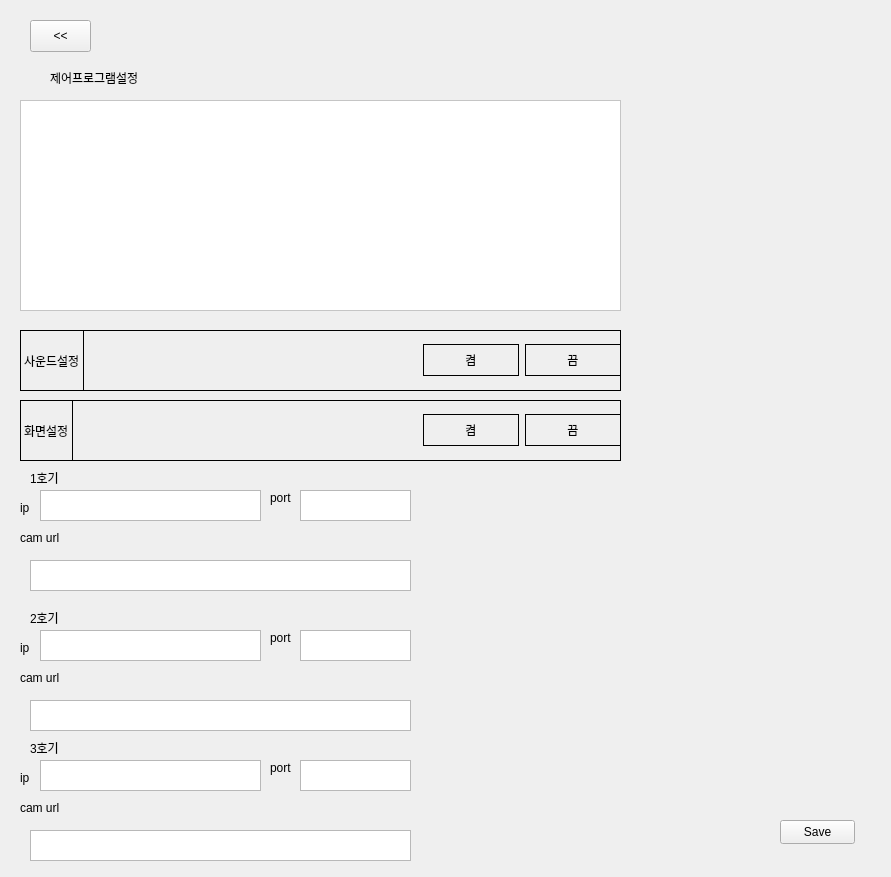
Old version of the form UITool/UI/setupForm.ui in the repository gearssoft/nagibot.
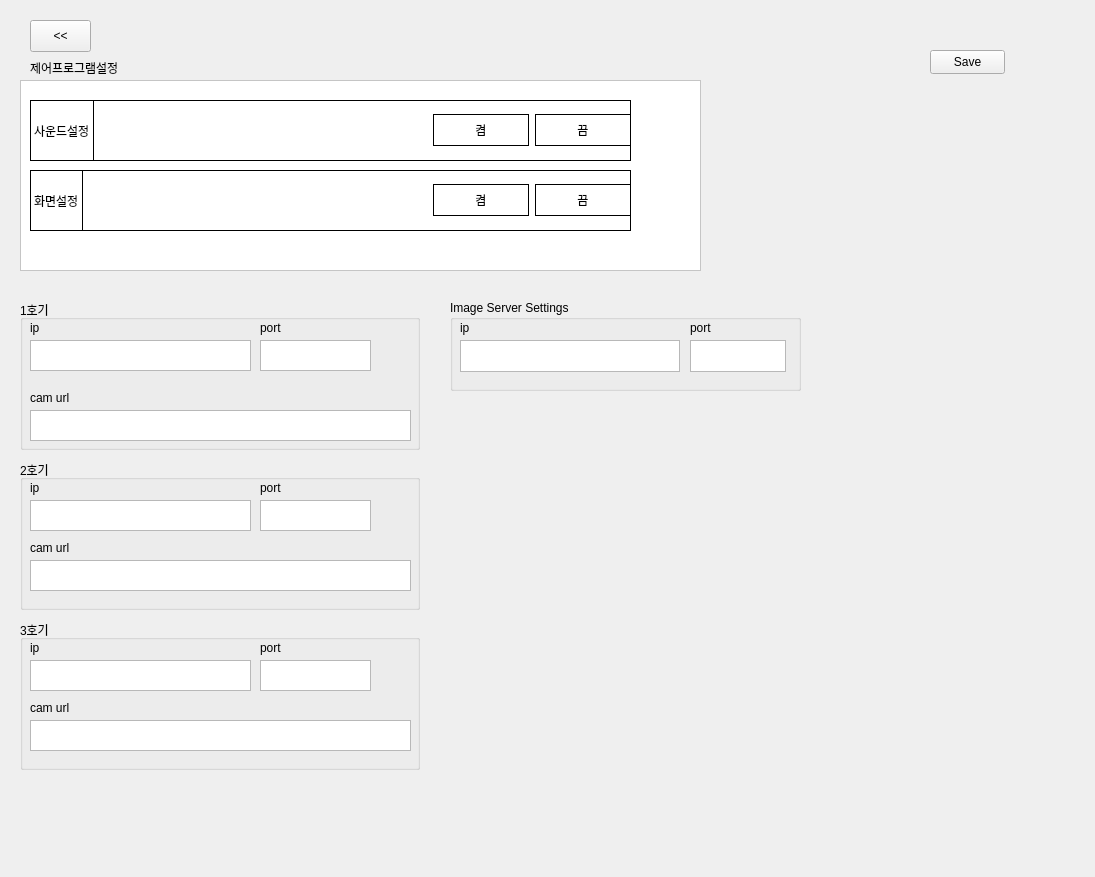
New version of the form.

```diff
--- a/UITool/UI/setupForm.ui
+++ b/UITool/UI/setupForm.ui
@@ -6,7 +6,7 @@
    <rect>
     <x>0</x>
     <y>0</y>
-    <width>891</width>
+    <width>1095</width>
     <height>877</height>
    </rect>
   </property>
@@ -16,8 +16,8 @@
   <widget class="QLabel" name="label">
    <property name="geometry">
     <rect>
-     <x>50</x>
-     <y>70</y>
+     <x>30</x>
+     <y>60</y>
      <width>111</width>
      <height>16</height>
     </rect>
@@ -30,9 +30,9 @@
    <property name="geometry">
     <rect>
      <x>20</x>
-     <y>100</y>
-     <width>601</width>
-     <height>211</height>
+     <y>80</y>
+     <width>681</width>
+     <height>191</height>
     </rect>
    </property>
    <property name="styleSheet">
@@ -44,74 +44,11 @@
    <property name="frameShadow">
     <enum>QFrame::Shadow::Raised</enum>
    </property>
-  </widget>
-  <widget class="QWidget" name="widgetSoundSetting" native="true">
-   <property name="geometry">
-    <rect>
-     <x>20</x>
-     <y>330</y>
-     <width>601</width>
-     <height>61</height>
-    </rect>
-   </property>
-   <property name="styleSheet">
-    <string notr="true">border : 1px solid black;
-</string>
-   </property>
-   <layout class="QHBoxLayout" name="horizontalLayout">
-    <item>
-     <widget class="QLabel" name="soundconfiglabel">
-      <property name="text">
-       <string>사운드설정</string>
-      </property>
-     </widget>
-    </item>
-    <item>
-     <spacer name="horizontalSpacer">
-      <property name="orientation">
-       <enum>Qt::Orientation::Horizontal</enum>
-      </property>
-      <property name="sizeHint" stdset="0">
-       <size>
-        <width>40</width>
-        <height>20</height>
-       </size>
-      </property>
-     </spacer>
-    </item>
-    <item>
-     <widget class="QPushButton" name="btnSoundOn">
-      <property name="minimumSize">
-       <size>
-        <width>96</width>
-        <height>32</height>
-       </size>
-      </property>
-      <property name="text">
-       <string>켬</string>
-      </property>
-     </widget>
-    </item>
-    <item>
-     <widget class="QPushButton" name="btnSoundOff">
-      <property name="minimumSize">
-       <size>
-        <width>96</width>
-        <height>32</height>
-       </size>
-      </property>
-      <property name="text">
-       <string>끔</string>
-      </property>
-     </widget>
-    </item>
-   </layout>
-  </widget>
   <widget class="QWidget" name="widgetScreenSetting" native="true">
    <property name="geometry">
     <rect>
-     <x>20</x>
-     <y>400</y>
+      <x>10</x>
+      <y>90</y>
      <width>601</width>
      <height>61</height>
     </rect>
@@ -169,6 +106,69 @@
     </item>
    </layout>
   </widget>
+   <widget class="QWidget" name="widgetSoundSetting" native="true">
+    <property name="geometry">
+     <rect>
+      <x>10</x>
+      <y>20</y>
+      <width>601</width>
+      <height>61</height>
+     </rect>
+    </property>
+    <property name="styleSheet">
+     <string notr="true">border : 1px solid black;
+</string>
+    </property>
+    <layout class="QHBoxLayout" name="horizontalLayout">
+     <item>
+      <widget class="QLabel" name="soundconfiglabel">
+       <property name="text">
+        <string>사운드설정</string>
+       </property>
+      </widget>
+     </item>
+     <item>
+      <spacer name="horizontalSpacer">
+       <property name="orientation">
+        <enum>Qt::Orientation::Horizontal</enum>
+       </property>
+       <property name="sizeHint" stdset="0">
+        <size>
+         <width>40</width>
+         <height>20</height>
+        </size>
+       </property>
+      </spacer>
+     </item>
+     <item>
+      <widget class="QPushButton" name="btnSoundOn">
+       <property name="minimumSize">
+        <size>
+         <width>96</width>
+         <height>32</height>
+        </size>
+       </property>
+       <property name="text">
+        <string>켬</string>
+       </property>
+      </widget>
+     </item>
+     <item>
+      <widget class="QPushButton" name="btnSoundOff">
+       <property name="minimumSize">
+        <size>
+         <width>96</width>
+         <height>32</height>
+        </size>
+       </property>
+       <property name="text">
+        <string>끔</string>
+       </property>
+      </widget>
+     </item>
+    </layout>
+   </widget>
+  </widget>
   <widget class="QPushButton" name="btnBack">
    <property name="geometry">
     <rect>
@@ -182,93 +182,11 @@
     <string>&lt;&lt;</string>
    </property>
   </widget>
-  <widget class="QTextEdit" name="textEditCar1ip">
-   <property name="geometry">
-    <rect>
-     <x>40</x>
-     <y>490</y>
-     <width>221</width>
-     <height>31</height>
-    </rect>
-   </property>
-  </widget>
-  <widget class="QLabel" name="label_2">
-   <property name="geometry">
-    <rect>
-     <x>30</x>
-     <y>470</y>
-     <width>71</width>
-     <height>16</height>
-    </rect>
-   </property>
-   <property name="text">
-    <string>1호기 </string>
-   </property>
-  </widget>
-  <widget class="QTextEdit" name="textEditCar1port">
-   <property name="geometry">
-    <rect>
-     <x>300</x>
-     <y>490</y>
-     <width>111</width>
-     <height>31</height>
-    </rect>
-   </property>
-  </widget>
-  <widget class="QLabel" name="label_3">
-   <property name="geometry">
-    <rect>
-     <x>20</x>
-     <y>500</y>
-     <width>31</width>
-     <height>16</height>
-    </rect>
-   </property>
-   <property name="text">
-    <string>ip</string>
-   </property>
-  </widget>
-  <widget class="QLabel" name="label_4">
-   <property name="geometry">
-    <rect>
-     <x>270</x>
-     <y>490</y>
-     <width>31</width>
-     <height>16</height>
-    </rect>
-   </property>
-   <property name="text">
-    <string>port</string>
-   </property>
-  </widget>
-  <widget class="QLabel" name="label_5">
-   <property name="geometry">
-    <rect>
-     <x>20</x>
-     <y>530</y>
-     <width>71</width>
-     <height>16</height>
-    </rect>
-   </property>
-   <property name="text">
-    <string>cam url</string>
-   </property>
-  </widget>
-  <widget class="QTextEdit" name="textEditCar1Camurl">
-   <property name="geometry">
-    <rect>
-     <x>30</x>
-     <y>560</y>
-     <width>381</width>
-     <height>31</height>
-    </rect>
-   </property>
-  </widget>
   <widget class="QPushButton" name="pushButton_saveSetup">
    <property name="geometry">
     <rect>
-     <x>780</x>
-     <y>820</y>
+     <x>930</x>
+     <y>50</y>
      <width>75</width>
      <height>24</height>
     </rect>
@@ -277,47 +195,174 @@
     <string>Save</string>
    </property>
   </widget>
-  <widget class="QLabel" name="label_6">
+  <widget class="QGroupBox" name="ImageServerConfigGrp">
    <property name="geometry">
     <rect>
-     <x>20</x>
-     <y>670</y>
-     <width>71</width>
-     <height>16</height>
+     <x>450</x>
+     <y>300</y>
+     <width>351</width>
+     <height>91</height>
     </rect>
    </property>
-   <property name="text">
-    <string>cam url</string>
-   </property>
-  </widget>
-  <widget class="QTextEdit" name="textEditCar2port">
+   <property name="title">
+    <string>Image Server Settings</string>
+   </property>
+   <widget class="QTextEdit" name="textEdit_detection_server_IP">
+    <property name="geometry">
+     <rect>
+      <x>10</x>
+      <y>40</y>
+      <width>220</width>
+      <height>32</height>
+     </rect>
+    </property>
+   </widget>
+   <widget class="QTextEdit" name="textEdit_detection_server_port">
    <property name="geometry">
     <rect>
-     <x>300</x>
-     <y>630</y>
-     <width>111</width>
-     <height>31</height>
+      <x>240</x>
+      <y>40</y>
+      <width>96</width>
+      <height>32</height>
     </rect>
    </property>
   </widget>
   <widget class="QLabel" name="label_7">
    <property name="geometry">
     <rect>
-     <x>30</x>
-     <y>610</y>
+      <x>10</x>
+      <y>20</y>
+      <width>31</width>
+      <height>16</height>
+     </rect>
+    </property>
+    <property name="text">
+     <string>ip</string>
+    </property>
+   </widget>
+   <widget class="QLabel" name="label_11">
+    <property name="geometry">
+     <rect>
+      <x>240</x>
+      <y>20</y>
+      <width>31</width>
+      <height>16</height>
+     </rect>
+    </property>
+    <property name="text">
+     <string>port</string>
+    </property>
+   </widget>
+  </widget>
+  <widget class="QGroupBox" name="groupBox">
+   <property name="geometry">
+    <rect>
+     <x>20</x>
+     <y>300</y>
+     <width>400</width>
+     <height>150</height>
+    </rect>
+   </property>
+   <property name="title">
+    <string>1호기</string>
+   </property>
+   <widget class="QTextEdit" name="textEditCar1Camurl">
+    <property name="geometry">
+     <rect>
+      <x>10</x>
+      <y>110</y>
+      <width>381</width>
+      <height>31</height>
+     </rect>
+    </property>
+   </widget>
+   <widget class="QLabel" name="label_3">
+    <property name="geometry">
+     <rect>
+      <x>10</x>
+      <y>20</y>
+      <width>31</width>
+      <height>16</height>
+     </rect>
+    </property>
+    <property name="text">
+     <string>ip</string>
+    </property>
+   </widget>
+   <widget class="QTextEdit" name="textEditCar1port">
+    <property name="geometry">
+     <rect>
+      <x>240</x>
+      <y>40</y>
+      <width>111</width>
+      <height>31</height>
+     </rect>
+    </property>
+   </widget>
+   <widget class="QLabel" name="label_5">
+    <property name="geometry">
+     <rect>
+      <x>10</x>
+      <y>90</y>
      <width>71</width>
      <height>16</height>
     </rect>
    </property>
    <property name="text">
-    <string>2호기 </string>
+     <string>cam url</string>
+    </property>
+   </widget>
+   <widget class="QTextEdit" name="textEditCar1ip">
+    <property name="geometry">
+     <rect>
+      <x>10</x>
+      <y>40</y>
+      <width>221</width>
+      <height>31</height>
+     </rect>
+    </property>
+   </widget>
+   <widget class="QLabel" name="label_4">
+    <property name="geometry">
+     <rect>
+      <x>240</x>
+      <y>20</y>
+      <width>31</width>
+      <height>16</height>
+     </rect>
+    </property>
+    <property name="text">
+     <string>port</string>
+    </property>
+   </widget>
+  </widget>
+  <widget class="QGroupBox" name="groupBox_2">
+   <property name="geometry">
+    <rect>
+     <x>20</x>
+     <y>460</y>
+     <width>400</width>
+     <height>150</height>
+    </rect>
+   </property>
+   <property name="title">
+    <string>2호기</string>
+   </property>
+   <widget class="QTextEdit" name="textEditCar2Camurl">
+    <property name="geometry">
+     <rect>
+      <x>10</x>
+      <y>100</y>
+      <width>381</width>
+      <height>31</height>
+     </rect>
    </property>
   </widget>
   <widget class="QLabel" name="label_8">
    <property name="geometry">
     <rect>
-     <x>20</x>
-     <y>640</y>
+      <x>10</x>
+      <y>20</y>
      <width>31</width>
      <height>16</height>
     </rect>
@@ -329,8 +374,8 @@
   <widget class="QLabel" name="label_9">
    <property name="geometry">
     <rect>
-     <x>270</x>
-     <y>630</y>
+      <x>240</x>
+      <y>20</y>
      <width>31</width>
      <height>16</height>
     </rect>
@@ -339,31 +384,31 @@
     <string>port</string>
    </property>
   </widget>
+   <widget class="QTextEdit" name="textEditCar2port">
+    <property name="geometry">
+     <rect>
+      <x>240</x>
+      <y>40</y>
+      <width>111</width>
+      <height>31</height>
+     </rect>
+    </property>
+   </widget>
   <widget class="QTextEdit" name="textEditCar2ip">
    <property name="geometry">
     <rect>
-     <x>40</x>
-     <y>630</y>
+      <x>10</x>
+      <y>40</y>
      <width>221</width>
      <height>31</height>
     </rect>
    </property>
   </widget>
-  <widget class="QTextEdit" name="textEditCar2Camurl">
+   <widget class="QLabel" name="label_6">
    <property name="geometry">
     <rect>
-     <x>30</x>
-     <y>700</y>
-     <width>381</width>
-     <height>31</height>
-    </rect>
-   </property>
-  </widget>
-  <widget class="QLabel" name="label_10">
-   <property name="geometry">
-    <rect>
-     <x>20</x>
-     <y>800</y>
+      <x>10</x>
+      <y>80</y>
      <width>71</width>
      <height>16</height>
     </rect>
@@ -372,34 +417,34 @@
     <string>cam url</string>
    </property>
   </widget>
-  <widget class="QTextEdit" name="textEditCar3port">
-   <property name="geometry">
-    <rect>
-     <x>300</x>
-     <y>760</y>
-     <width>111</width>
-     <height>31</height>
-    </rect>
-   </property>
   </widget>
-  <widget class="QLabel" name="label_11">
+  <widget class="QGroupBox" name="groupBox_3">
    <property name="geometry">
     <rect>
-     <x>30</x>
-     <y>740</y>
-     <width>71</width>
-     <height>16</height>
+     <x>20</x>
+     <y>620</y>
+     <width>400</width>
+     <height>150</height>
     </rect>
    </property>
-   <property name="text">
-    <string>3호기 </string>
+   <property name="title">
+    <string>3호기</string>
+   </property>
+   <widget class="QTextEdit" name="textEditCar3Camurl">
+    <property name="geometry">
+     <rect>
+      <x>10</x>
+      <y>100</y>
+      <width>381</width>
+      <height>31</height>
+     </rect>
    </property>
   </widget>
   <widget class="QLabel" name="label_12">
    <property name="geometry">
     <rect>
-     <x>20</x>
-     <y>770</y>
+      <x>10</x>
+      <y>20</y>
      <width>31</width>
      <height>16</height>
     </rect>
@@ -408,38 +453,52 @@
     <string>ip</string>
    </property>
   </widget>
-  <widget class="QLabel" name="label_13">
+   <widget class="QTextEdit" name="textEditCar3port">
    <property name="geometry">
     <rect>
-     <x>270</x>
-     <y>760</y>
-     <width>31</width>
-     <height>16</height>
-    </rect>
-   </property>
-   <property name="text">
-    <string>port</string>
-   </property>
+      <x>240</x>
+      <y>40</y>
+      <width>111</width>
+      <height>31</height>
+     </rect>
+    </property>
   </widget>
   <widget class="QTextEdit" name="textEditCar3ip">
    <property name="geometry">
     <rect>
-     <x>40</x>
-     <y>760</y>
+      <x>10</x>
+      <y>40</y>
      <width>221</width>
      <height>31</height>
     </rect>
    </property>
   </widget>
-  <widget class="QTextEdit" name="textEditCar3Camurl">
+   <widget class="QLabel" name="label_13">
    <property name="geometry">
     <rect>
-     <x>30</x>
-     <y>830</y>
-     <width>381</width>
-     <height>31</height>
-    </rect>
-   </property>
+      <x>240</x>
+      <y>20</y>
+      <width>31</width>
+      <height>16</height>
+     </rect>
+    </property>
+    <property name="text">
+     <string>port</string>
+    </property>
+   </widget>
+   <widget class="QLabel" name="label_10">
+    <property name="geometry">
+     <rect>
+      <x>10</x>
+      <y>80</y>
+      <width>71</width>
+      <height>16</height>
+     </rect>
+    </property>
+    <property name="text">
+     <string>cam url</string>
+    </property>
+   </widget>
   </widget>
  </widget>
  <resources/>
```
Lines whose indentation alone changed are shown as unchanged.
